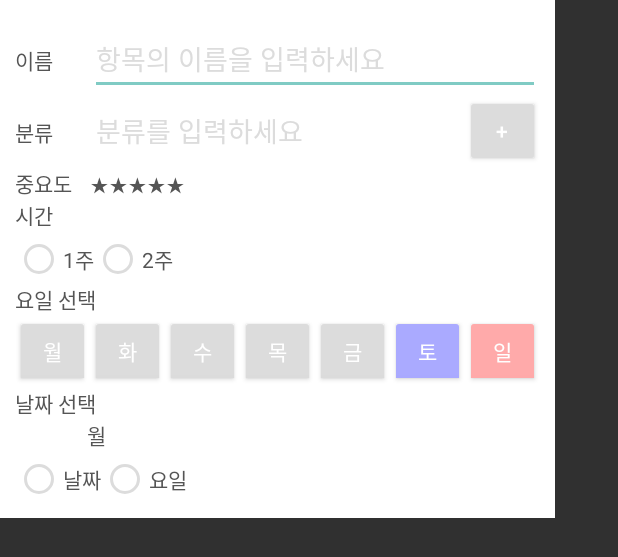
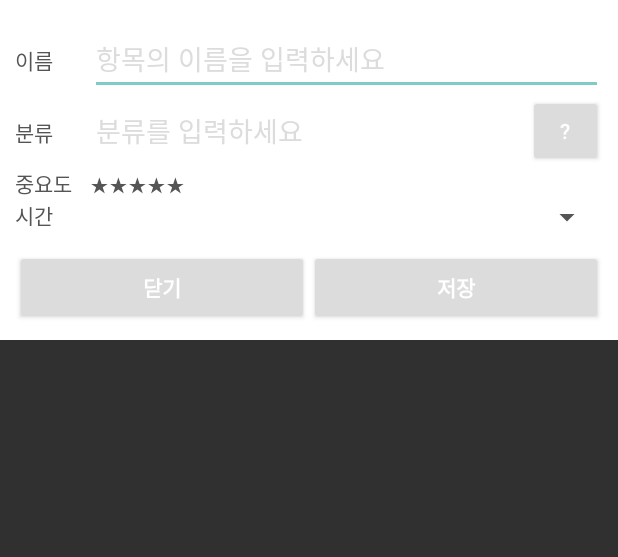
Before and after one commit to jaejunha/MobileApplication, an Android app: the layout dialog_mlistadd.xml on its own in the app's theme, with its tools: preview values and no code run, on a phone screen of 412 x 824 dp. Shown: the top 557 px of the screen. Run offline under Robolectric (Android 15) with nearby library versions, the phone set to English and light mode, and no system bars.

Commit message:
ing MListAddDialog

```diff
--- a/Checker/app/src/main/java/dreamline91/naver/com/checker/util/receiver/LockReceiver.java
+++ b/Checker/app/src/main/java/dreamline91/naver/com/checker/util/receiver/LockReceiver.java
@@ -15,8 +15,7 @@ public class LockReceiver extends BroadcastReceiver {
     public void onReceive(Context context, Intent intent) {
         if(intent.getAction().equals("android.intent.action.SCREEN_OFF")) {
             Intent intent_lockIntent = new Intent(context, LockActivity.class);
-            intent_lockIntent.addFlags(Intent.FLAG_ACTIVITY_CLEAR_TASK);
-            intent_lockIntent.addFlags(Intent.FLAG_ACTIVITY_NEW_TASK);
+            intent_lockIntent.addFlags(Intent.FLAG_ACTIVITY_CLEAR_TOP);
             context.startActivity(intent_lockIntent);
         }
     }
--- a/Checker/app/src/main/res/layout/dialog_mlistadd.xml
+++ b/Checker/app/src/main/res/layout/dialog_mlistadd.xml
@@ -1,10 +1,10 @@
 <?xml version="1.0" encoding="utf-8"?>
 <LinearLayout xmlns:android="http://schemas.android.com/apk/res/android"
-    android:orientation="vertical"
     android:padding="10dp"
     android:layout_width="wrap_content"
     android:layout_height="wrap_content"
-    android:background="@color/white">
+    android:background="@color/white"
+    android:orientation="vertical">
     <LinearLayout
         android:layout_marginTop="5dp"
         android:layout_width="match_parent"
@@ -35,7 +35,7 @@
             android:layout_width="match_parent"
             android:layout_height="wrap_content">
             <AutoCompleteTextView
-                android:layout_width="wrap_content"
+                android:layout_width="match_parent"
                 android:layout_height="wrap_content"
                 android:hint="분류를 입력하세요"
                 android:textColorHint="@color/gray"
@@ -44,7 +44,7 @@
                 android:layout_width="50dp"
                 android:layout_height="wrap_content"
                 android:layout_alignParentRight="true"
-                android:text="+"
+                android:text="\?"
                 android:backgroundTint="@color/gray"/>
         </RelativeLayout>
     </LinearLayout>
@@ -73,22 +73,32 @@
             android:text="시간"
             android:textColor="@color/darkGray"/>
         <Spinner
+            android:id="@+id/spinner_time"
             android:layout_width="match_parent"
             android:layout_height="wrap_content"
-            android:textColorHint="@color/gray"
+            android:backgroundTint="@color/darkGray"
             android:textColor="@color/darkGray"/>
     </LinearLayout>
+    <LinearLayout
+        android:id="@+id/layout_week"
+        android:layout_width="match_parent"
+        android:layout_height="wrap_content"
+        android:orientation="vertical"
+        android:visibility="gone">
         <RadioGroup
+            android:id="@+id/group_week"
             android:layout_width="match_parent"
             android:layout_height="wrap_content"
             android:orientation="horizontal">
             <RadioButton
+                android:id="@+id/radio_oneWeek"
                 android:layout_width="wrap_content"
                 android:layout_height="wrap_content"
                 android:text="1주"
                 android:buttonTint="@color/gray"
-            android:textColor="@color/darkGray"/>
+                android:textColor="@color/darkGray" />
             <RadioButton
+                android:id="@+id/radio_twoWeek"
                 android:layout_width="wrap_content"
                 android:layout_height="wrap_content"
                 android:text="2주"
@@ -100,79 +110,25 @@
             android:layout_height="wrap_content"
             android:text="요일 선택"
             android:textColor="@color/darkGray" />
+        <include layout="@layout/toggle_week"/>
+    </LinearLayout>
     <LinearLayout
-        android:layout_width="wrap_content"
+        android:id="@+id/layout_month"
+        android:layout_width="match_parent"
         android:layout_height="wrap_content"
-        android:layout_gravity="center"
-        android:orientation="horizontal">
-        <ToggleButton
-            android:layout_width="50dp"
-            android:layout_height="wrap_content"
-            android:textColor="@color/white"
-            android:backgroundTint="@color/gray"
-            android:textOff="월"
-            android:textOn="월"/>
-        <ToggleButton
-            android:layout_width="50dp"
-            android:layout_height="wrap_content"
-            android:textColor="@color/white"
-            android:backgroundTint="@color/gray"
-            android:textOff="화"
-            android:textOn="화"/>
-        <ToggleButton
-            android:layout_width="50dp"
-            android:layout_height="wrap_content"
-            android:textColor="@color/white"
-            android:backgroundTint="@color/gray"
-            android:textOff="수"
-            android:textOn="수"/>
-        <ToggleButton
-            android:layout_width="50dp"
-            android:layout_height="wrap_content"
-            android:textColor="@color/white"
-            android:backgroundTint="@color/gray"
-            android:textOff="목"
-            android:textOn="목"/>
-        <ToggleButton
-            android:layout_width="50dp"
-            android:layout_height="wrap_content"
-            android:textColor="@color/white"
-            android:backgroundTint="@color/gray"
-            android:textOff="금"
-            android:textOn="금"/>
-        <ToggleButton
-            android:layout_width="50dp"
-            android:layout_height="wrap_content"
-            android:textColor="@color/white"
-            android:backgroundTint="@color/mildBlue"
-            android:textOff="토"
-            android:textOn="토"/>
-        <ToggleButton
-            android:layout_width="50dp"
-            android:layout_height="wrap_content"
-            android:textColor="@color/white"
-            android:backgroundTint="@color/mildRed"
-            android:textOff="일"
-            android:textOn="일"/>
-    </LinearLayout>
+        android:orientation="vertical"
+        android:visibility="gone">
         <TextView
             android:layout_width="wrap_content"
             android:layout_height="wrap_content"
             android:text="날짜 선택"
             android:textColor="@color/darkGray" />
-    <LinearLayout
+        <Spinner
+            android:id="@+id/spinner_month"
             android:layout_width="wrap_content"
             android:layout_height="wrap_content"
-        android:orientation="horizontal">
-        <Spinner
-            android:layout_width="wrap_content"
-            android:layout_height="wrap_content"/>
-        <TextView
-            android:layout_width="wrap_content"
-            android:layout_height="wrap_content"
-            android:textColor="@color/darkGray"
-            android:text="월"/>
-    </LinearLayout>
+            android:backgroundTint="@color/darkGray"
+            android:textColor="@color/darkGray"/>
         <RadioGroup
             android:layout_width="match_parent"
             android:layout_height="wrap_content"
@@ -191,3 +147,26 @@
                 android:textColor="@color/darkGray"/>
         </RadioGroup>
     </LinearLayout>
+    <LinearLayout
+        android:layout_marginTop="10dp"
+        android:layout_width="match_parent"
+        android:layout_height="wrap_content"
+        android:orientation="horizontal">
+        <Button
+            android:layout_width="0dp"
+            android:layout_height="50dp"
+            android:layout_weight="1"
+            android:text="닫기"
+            android:textStyle="bold"
+            android:textColor="@color/white"
+            android:backgroundTint="@color/gray"/>
+        <Button
+            android:layout_width="0dp"
+            android:layout_height="50dp"
+            android:layout_weight="1"
+            android:text="저장"
+            android:textStyle="bold"
+            android:textColor="@color/white"
+            android:backgroundTint="@color/gray"/>
+    </LinearLayout>
+</LinearLayout>
```
Also changed, not shown: Checker/app/src/main/java/dreamline91/naver/com/checker/functionality/manage/dialog/MListAddDialog.java (+64 -15 lines), Checker/app/src/main/res/layout/spinner_down.xml (added, +9 -0 lines), Checker/app/src/main/res/layout/spinner_text.xml (added, +8 -0 lines), Checker/app/src/main/res/layout/toggle_week.xml (added, +148 -0 lines). Lines whose indentation alone changed are shown as unchanged.
